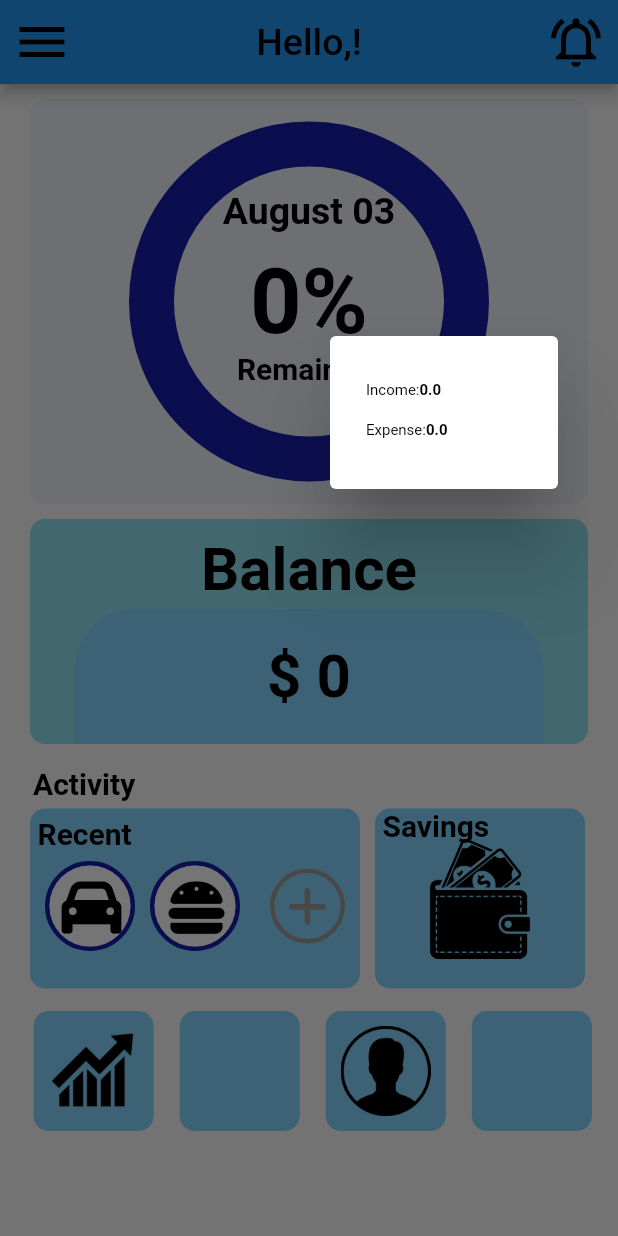
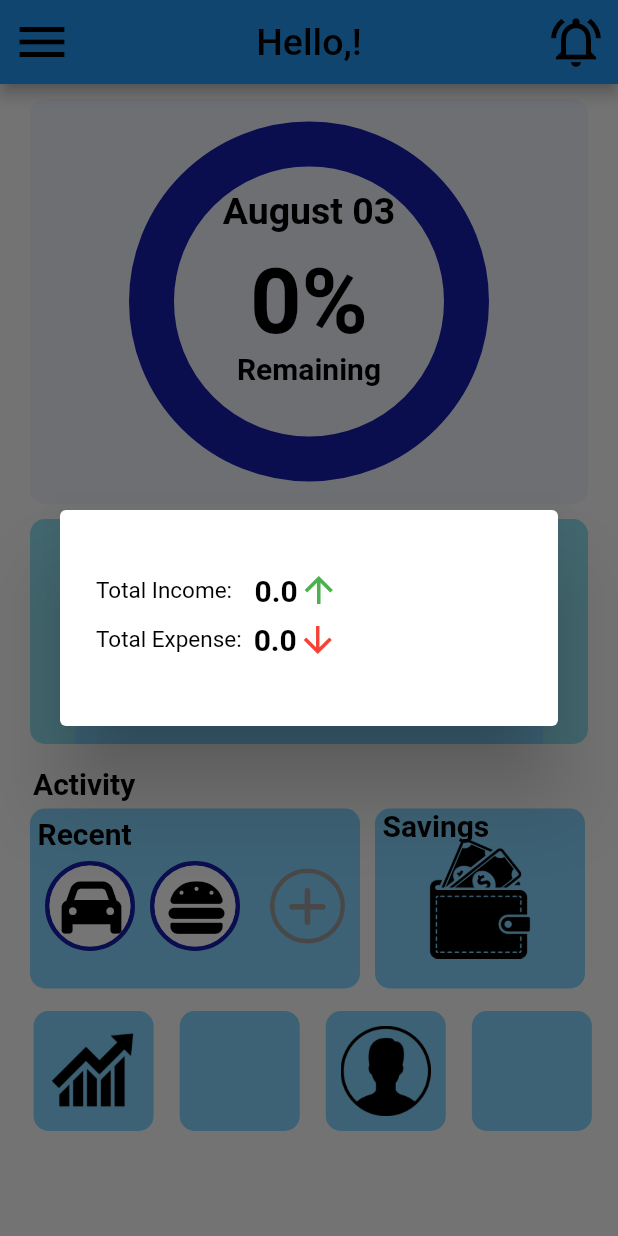
Before and after one commit to CodMave/BudgetApp, a Flutter app: the Controller screen opened directly with empty values, after a tap on an icon or button, on a phone screen of 412 x 824 dp. Run offline on Flutter 3.47's test engine with Material 2 defaults, Android fonts, the phone set to English and light mode, and no system bars; drawn by our look-alikes of percent_indicator; our stand-ins replace badges, cloud_firestore, firebase_auth, firebase_core, firebase_messaging, flutter_local_notifications and 7 more; accounts and stored records are empty.

Commit message:
Updated the display of income and expenses when press on the percentage value

```diff
--- a/lib/pages/expenceAndIncome.dart
+++ b/lib/pages/expenceAndIncome.dart
@@ -746,7 +746,7 @@ class _ExpenceState extends State<Expence> {
                                       "${lastIncomeTransaction?.transactionAmount ?? '0'}",
                                       style: const TextStyle(
                                         color: Colors.black,
-                                        fontSize: 18,
+                                        fontSize:18,
                                       ),
                                     ),
                                   ],
--- a/lib/pages/homePage.dart
+++ b/lib/pages/homePage.dart
@@ -45,6 +45,7 @@ List<NotificationData> Listn=[];
 class Controller extends StatefulWidget {
   int newbalance=0;
 
+
   final List<NotificationData> notificationList;
   final int num;
   final void Function(int index) onDeleteNotification;
@@ -70,6 +71,7 @@ class Controller extends StatefulWidget {
 }
 
 class _ControllerState extends State<Controller> {
+
   bool isContainerVisible = false;
   final void Function(int index) onDeleteNotification;
   int newbalance = 0;
@@ -173,9 +175,13 @@ class _ControllerState extends State<Controller> {
       _prefs?.setInt('newBalance', newCount);
       setState(() {
         newbalance = newCount;
+
       });
+
     }
   }
+
+
 
 
   Future<void> saveExpenses() async {
@@ -185,28 +191,38 @@ class _ControllerState extends State<Controller> {
       _prefs?.setDouble('newExpense', newCount);
       setState(() {
         expensevalue = newCount;
+
       });
+
     }
   }
 
+
   Future<void> saveIncome() async {
+
     if (incomevalue != 0.0) {
-      final newCount = expensevalue;
+      final newCount = incomevalue;
       _prefs = await SharedPreferences.getInstance();
       _prefs?.setDouble('newIncome', newCount);
       setState(() {
         incomevalue = newCount;
+
       });
+
     }
   }
 
+
   Future<double> loadIncome() async {
     _prefs = await SharedPreferences.getInstance();
+    print(_prefs?.getDouble('newIncome') );
     return _prefs?.getDouble('newIncome') ?? 0.0;
+
   }
 
   Future<double> loadPercent() async {
     _prefs = await SharedPreferences.getInstance();
+
     return _prefs?.getDouble('newPercent') ?? 0.0;
   }
 
@@ -233,57 +249,91 @@ class _ControllerState extends State<Controller> {
     }
   }
 
+
  void ContainerVisibility() {
+
       showDialog(context: context,
         builder: (BuildContext context){
           return Stack(
           children: [
-            Container(
-              margin: EdgeInsets.only(top:200,left:180),
-              height:150,
-              width:250,
-              child: AlertDialog(
-                content: Column(
+             AlertDialog(
+                content: Container(
+                  alignment: Alignment.center,
+                  height:100,
+                  width:400,
+               child: Column(
+                  mainAxisAlignment: MainAxisAlignment.center,
 
                   children: [
-                    SizedBox(height: 10),
                     Row(
+
                       children: [
 
                         Text(
-                          'Income:',
+                          'Total Income:',
                           style: TextStyle(
-                            fontSize:10,
+                            fontSize:15,
                             color: Colors.black,
                           ),
                         ),
-                        Text(
-                          '${incomevalue.toString()}',
+
+                        Padding(
+                          padding: const EdgeInsets.only(left:15.0),
+                          child: FutureBuilder<double>(
+                              future: loadIncome(),
+                              builder: (context, snapshot) {
+
+                                  return Text(
+                                    '${snapshot.data}',
                                     style: TextStyle(
                                       fontWeight: FontWeight.bold,
-                            fontSize:10,
+                                      fontSize: 20,
+                                      color: Colors.black,
+                                    ),
+                                  );
+                                }
+                          ),
+
+                        ),
+                        Icon(
+                          Icons.arrow_upward,
+                          color: Colors.green,
+                          size: 28,
+                        ),
+                      ],
+                    ),
+                    SizedBox(height:5),
+                    Row(
+                      children: [
+                        Text(
+                          'Total Expense:',
+                          style: TextStyle(
+                            fontSize:15,
                             color: Colors.black,
                           ),
                         ),
-                      ],
-                    ),
-                    SizedBox(height:15),
-                    Row(
-                      children: [
-                        Text(
-                          'Expense:',
+                        Padding(
+                          padding: const EdgeInsets.only(left:8.0),
+                          child:FutureBuilder<double>(
+                              future: loadexpence(),
+                              builder: (context, snapshot) {
+                                 return Text(
+                                    '${snapshot.data}',
                                     style: TextStyle(
-                            fontSize:10,
+                                      fontWeight: FontWeight.bold,
+                                      fontSize: 20,
                                       color: Colors.black,
                                     ),
+                                  );
+                                }
+
                           ),
-                        Text(
-                          '${expensevalue.toString()}',
-                          style: TextStyle(
-                            fontWeight: FontWeight.bold,
-                            fontSize:10,
-                            color: Colors.black,
+
                         ),
+                        Icon(
+                          Icons.arrow_downward,
+                          color: Colors.red,
+                          size: 28,
                         ),
                       ],
                     )
@@ -392,13 +442,14 @@ class _ControllerState extends State<Controller> {
           ],
 
         ),
-        body: SingleChildScrollView( //user allows to scrolldown
+        body: SingleChildScrollView(
+          //user allows to scrolldown
           child: Container(
             alignment: Alignment.topCenter,
             child: Column(
               mainAxisAlignment: MainAxisAlignment.start,
               children: [
-                  Container( //container which carries the percentage indicator
+                  Container(//container which carries the percentage indicator
                   height: 270,
                   width: 450,
                   decoration: BoxDecoration(
@@ -417,14 +468,14 @@ class _ControllerState extends State<Controller> {
                         percent: percent,
                         progressColor: const Color(0xff039EF0),
                         backgroundColor: const Color(0xff181EAA),
+
                         center: TextButton(
-                          onPressed:() {
-                            setState(() {
+                          onPressed:()
+                          {
                              ContainerVisibility();
-                            });
-
                               },
                           child: Text(
+
                             '${(percent * 100).toStringAsFixed(0)}%',
                             //display the percentage
                             style: const TextStyle(
```
Lines whose indentation alone changed are shown as unchanged.
